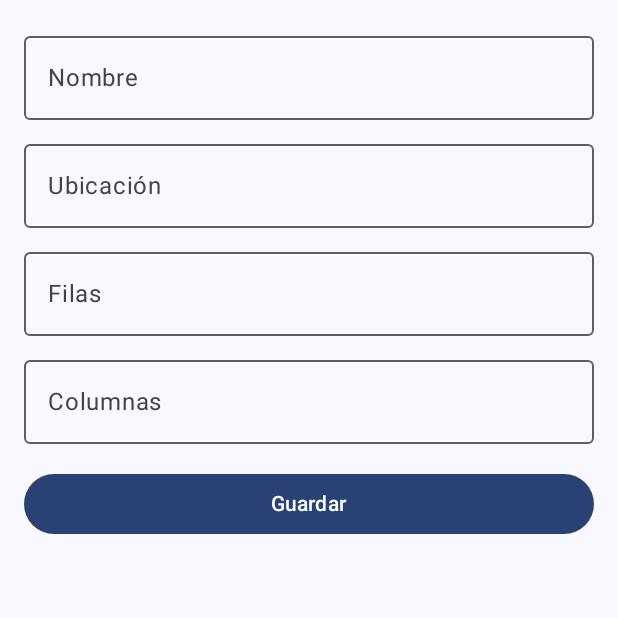
After one commit to msayagod/tfg-iiti, an Android app built with Jetpack Compose: the composable MachineFormScreen shown on its own in the app's theme, on a phone screen of 412 x 824 dp, the top half of it. The commit adds this screen. Run offline under Robolectric (Android 15) with nearby library versions, the phone set to English and light mode, and no system bars; our stand-ins replace Dagger/Hilt's generated code, Room's generated code.

Commit message:
View updated -screens -theme

```diff
--- /dev/null
+++ b/app/src/main/java/com/mariosayago/tfg_iiti/view/screens/MachineFormScreen.kt
@@ -0,0 +1,90 @@
+package com.mariosayago.tfg_iiti.view.screens
+
+import androidx.compose.foundation.layout.Column
+import androidx.compose.foundation.layout.fillMaxWidth
+import androidx.compose.foundation.layout.padding
+import androidx.compose.foundation.text.KeyboardOptions
+import androidx.compose.material3.Button
+import androidx.compose.material3.OutlinedTextField
+import androidx.compose.material3.Text
+import androidx.compose.runtime.*
+import androidx.compose.ui.Modifier
+import androidx.compose.ui.text.input.KeyboardType
+import androidx.compose.ui.unit.dp
+import androidx.hilt.navigation.compose.hiltViewModel
+import com.mariosayago.tfg_iiti.model.entities.Machine
+import com.mariosayago.tfg_iiti.viewmodel.MachineViewModel
+
+@Composable
+fun MachineFormScreen(
+    machineId: Long? = null, // Añadir parámetro para editar
+    onSave: () -> Unit,
+    viewModel: MachineViewModel = hiltViewModel()
+) {
+    var name by remember { mutableStateOf("") }
+    var location by remember { mutableStateOf("") }
+    var rows by remember { mutableStateOf("") }
+    var columns by remember { mutableStateOf("") }
+
+    Column(Modifier.padding(16.dp)) {
+        OutlinedTextField(
+            value = name,
+            onValueChange = { name = it },
+            label = { Text("Nombre") },
+            modifier = Modifier.fillMaxWidth()
+        )
+        OutlinedTextField(
+            value = location,
+            onValueChange = { location = it },
+            label = { Text("Ubicación") },
+            modifier = Modifier
+                .fillMaxWidth()
+                .padding(top = 8.dp)
+        )
+        // Filas: solo digitos
+        OutlinedTextField(
+            value = rows,
+            onValueChange = { input ->
+                // filtrar cualquier carácter que no sea un dígitp
+                rows = input.filter { it.isDigit() }
+            },
+            label = { Text("Filas") },
+            keyboardOptions = KeyboardOptions(keyboardType = KeyboardType.Number), // Solo números
+            modifier = Modifier
+                .fillMaxWidth()
+                .padding(top = 8.dp)
+        )
+        // Columnas: solo enteros
+        OutlinedTextField(
+            value = columns,
+            onValueChange = { input ->
+                columns = input.filter { it.isDigit() }
+            },
+            label = { Text("Columnas") },
+            keyboardOptions = KeyboardOptions(keyboardType = KeyboardType.Number), // Solo números
+            modifier = Modifier
+                .fillMaxWidth()
+                .padding(top = 8.dp)
+        )
+        Button(
+            onClick = {
+                val r = rows.toIntOrNull() ?: 0
+                val c = columns.toIntOrNull() ?: 0
+                viewModel.insert(
+                    Machine(
+                        name = name,
+                        location = location,
+                        rows = r,
+                        columns = c
+                    )
+                )
+                onSave()
+            },
+            modifier = Modifier
+                .padding(top = 16.dp)
+                .fillMaxWidth()
+        ) {
+            Text("Guardar")
+        }
+    }
+}
--- a/app/src/main/java/com/mariosayago/tfg_iiti/ui/theme/Color.kt
+++ b/app/src/main/java/com/mariosayago/tfg_iiti/view/theme/Color.kt
@@ -1,4 +1,4 @@
-package com.mariosayago.tfg_iiti.ui.theme
+package com.mariosayago.tfg_iiti.view.theme
 
 import androidx.compose.ui.graphics.Color
 
--- a/app/src/main/java/com/mariosayago/tfg_iiti/ui/theme/Theme.kt
+++ b/app/src/main/java/com/mariosayago/tfg_iiti/view/theme/Theme.kt
@@ -1,6 +1,5 @@
-package com.mariosayago.tfg_iiti.ui.theme
+package com.mariosayago.tfg_iiti.view.theme
 
-import android.app.Activity
 import android.os.Build
 import androidx.compose.foundation.isSystemInDarkTheme
 import androidx.compose.material3.MaterialTheme
--- a/app/src/main/java/com/mariosayago/tfg_iiti/ui/theme/Type.kt
+++ b/app/src/main/java/com/mariosayago/tfg_iiti/view/theme/Type.kt
@@ -1,4 +1,4 @@
-package com.mariosayago.tfg_iiti.ui.theme
+package com.mariosayago.tfg_iiti.view.theme
 
 import androidx.compose.material3.Typography
 import androidx.compose.ui.text.TextStyle
```
Also changed, not shown: app/src/main/java/com/mariosayago/tfg_iiti/view/screens/IncidentDetailScreen.kt (added, +33 -0 lines), app/src/main/java/com/mariosayago/tfg_iiti/view/screens/IncidentListScreen.kt (added, +40 -0 lines), app/src/main/java/com/mariosayago/tfg_iiti/view/screens/MachineDetailScreen.kt (added, +73 -0 lines), app/src/main/java/com/mariosayago/tfg_iiti/view/screens/MachineListScreen.kt (added, +51 -0 lines), app/src/main/java/com/mariosayago/tfg_iiti/view/screens/ProductListScreen.kt (added, +33 -0 lines), app/src/main/java/com/mariosayago/tfg_iiti/view/screens/VisitScheduleScreen.kt (added, +38 -0 lines).
